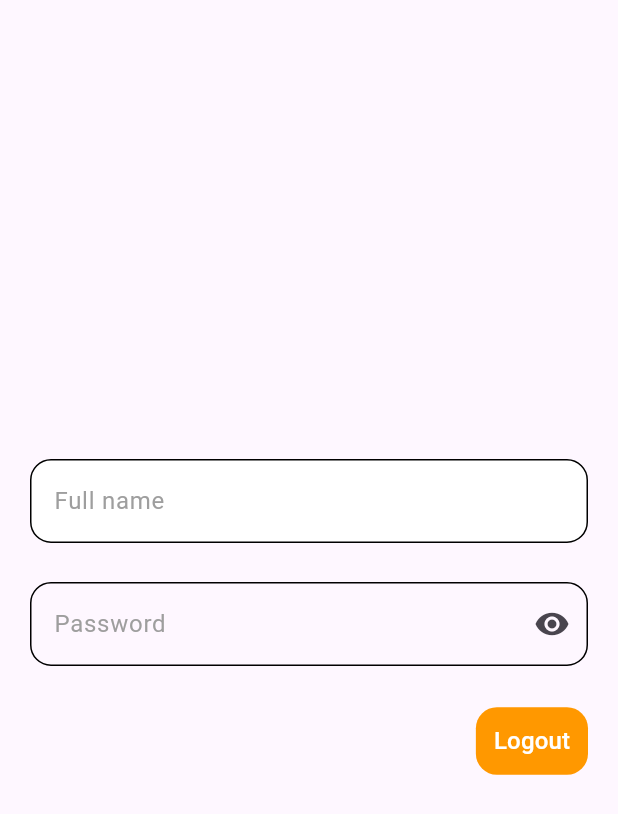
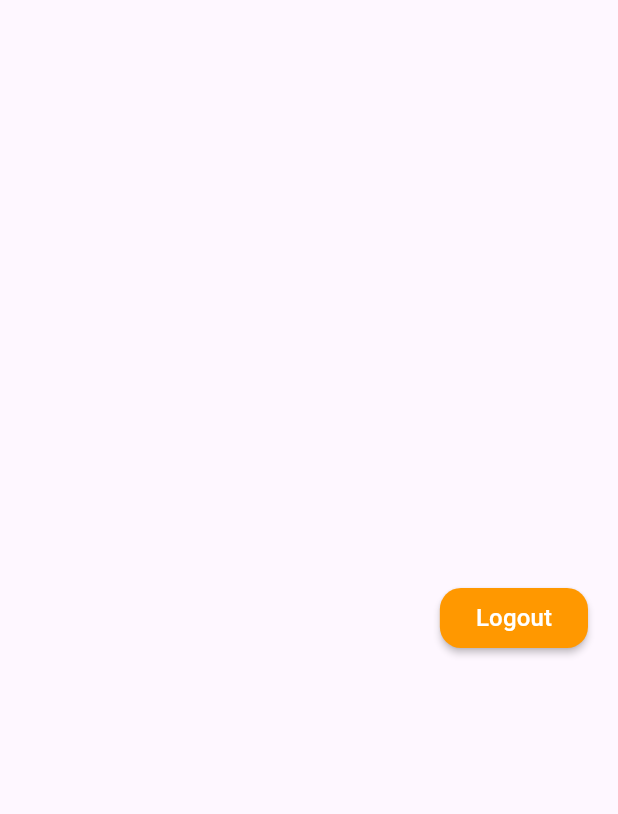
Before and after one commit to GehaziJenda/imosys_flutter_package, a Flutter app: the screen it shows after launch, on a phone screen of 412 x 824 dp. Shown: the top 814 px of the screen. Run offline on Flutter 3.47's test engine with Material 3 defaults, Android fonts, the light colour scheme and no system bars; our stand-ins replace dropdown_button2, extended_image.

Commit message:
Added imosys config properties

```diff
--- a/example/lib/main.dart
+++ b/example/lib/main.dart
@@ -54,6 +54,7 @@ class MyHomePage extends StatefulWidget {
 
 class _MyHomePageState extends State<MyHomePage> {
   final controller = TextEditingController();
+  final genderController = TextEditingController();
   bool dontShowText = true;
   @override
   Widget build(BuildContext context) {
@@ -61,45 +62,80 @@ class _MyHomePageState extends State<MyHomePage> {
     return Scaffold(
       body: Padding(
         padding: EdgeInsets.symmetric(
-            horizontal: config.defaultHorizontalPadding,
-            vertical: config.defaultVerticalPadding),
+          horizontal: config.defaultHorizontalPadding,
+          vertical: config.defaultVerticalPadding,
+        ),
         child: Column(
           mainAxisAlignment: MainAxisAlignment.center,
           children: [
-            ImosysTextField(
-              hint: "Full name",
-              controller: controller,
-              hasBorder: true,
-              //fillColor: Colors.grey.withOpacity(0.2),
-              hintFontColor: Colors.grey,
-              hasFill: true,
-            ),
-            SizedBox(
-              height: config.defaultVerticalMargin,
-            ),
-            ImosysTextField(
-              hint: "Password",
-              controller: controller,
-              hintFontColor: Colors.grey,
-              inputType: TextInputType.visiblePassword,
-              dontShowText: dontShowText,
-              toggleObscure: () {
-                dontShowText = !dontShowText;
-                setState(() {});
-              },
-            ),
-            SizedBox(
-              height: config.defaultVerticalMargin,
-            ),
             Row(
               mainAxisAlignment: MainAxisAlignment.end,
               children: [
                 ImosysButton(
                   text: "Logout",
-                  onTap: () {},
+                  elevation: 2,
+                  onTap: () {
+                    //perform some action
+                  },
                 ),
               ],
-            )
+            ),
+            // ImosysTextField(
+            //   hint: "Full name",
+            //   controller: controller,
+            //   hasBorder: true,
+            //   //fillColor: Colors.grey.withOpacity(0.2),
+            //   hintFontColor: Colors.grey,
+            //   //hasFill: true,
+            // ),
+            // SizedBox(
+            //   height: config.defaultVerticalMargin,
+            // ),
+            // ImosysTextField(
+            //   hint: "Password",
+            //   controller: controller,
+            //   hintFontColor: Colors.grey,
+            //   inputType: TextInputType.visiblePassword,
+            //   dontShowText: dontShowText,
+            //   toggleObscure: () {
+            //     dontShowText = !dontShowText;
+            //     setState(() {});
+            //   },
+            // ),
+            // SizedBox(
+            //   height: config.defaultVerticalMargin,
+            // ),
+            // ImosysTextField(
+            //   hint: "Gender",
+            //   width: 150,
+            //   suffixIcon: Icon(Icons.arrow_drop_down),
+            //   controller: genderController,
+            //   hintFontColor: Colors.grey,
+            //   onChange: (value) {
+            //     if (value != null) {
+            //       setState(() {
+            //         genderController.text = value;
+            //       });
+            //     }
+            //   },
+            //   items: const ["", "Male", "Female"],
+            // ),
+            // SizedBox(
+            //   height: config.defaultVerticalMargin,
+            // ),
+            // Row(
+            //   mainAxisAlignment: MainAxisAlignment.end,
+            //   children: [
+            //     ImosysButton(
+            //       text: "Logout",
+            //       hasBorder: true,
+            //       borderColor: config.primaryColor,
+            //       color: Colors.transparent,
+            //       textColor: Colors.black,
+            //       onTap: () {},
+            //     ),
+            //   ],
+            // )
           ],
         ),
       ),
--- a/lib/util/imosys_app_wrapper.dart
+++ b/lib/util/imosys_app_wrapper.dart
@@ -15,6 +15,7 @@ class ImosysConfig {
   final String? defaultFontFamily;
   final Color? defaultBorderColor;
   final Color? defaultTextFieldFillColor;
+  final Color? defaultHintColor;
   final Color? cursorColor;
   final Color? dialogMessageColor;
   final Color? dialogButtonColor;
@@ -37,6 +38,7 @@ class ImosysConfig {
     this.defaultFontFamily,
     this.defaultBorderColor,
     this.defaultTextFieldFillColor,
+    this.defaultHintColor,
     this.cursorColor,
     this.dialogMessageColor,
     this.dialogButtonColor,
```
Also changed, not shown: lib/widgets/imosys_text_field.dart (+90 -18 lines), pubspec.yaml (+4 -3 lines), example/pubspec.lock, 1 other file.
